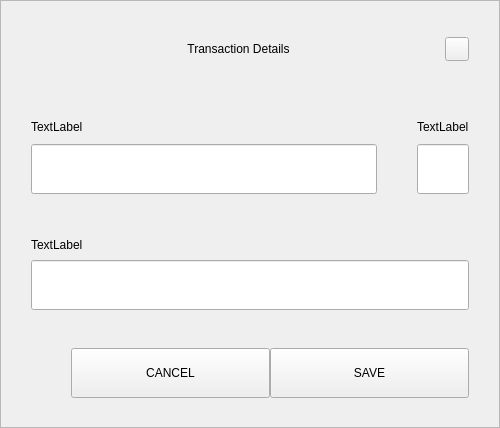
This is src/qt/pivx/settings/forms/settingsmultisenddialog.ui in eons-finance/ALQO as Qt 5 draws it before an edit. The edited form follows.
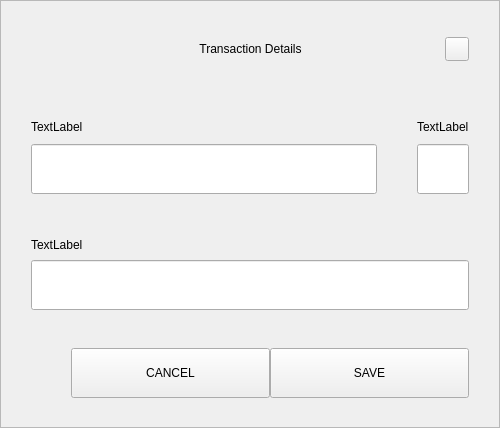
This is the edited form.

Patch:
```diff
--- a/src/qt/pivx/settings/forms/settingsmultisenddialog.ui
+++ b/src/qt/pivx/settings/forms/settingsmultisenddialog.ui
@@ -13,9 +13,6 @@
   <property name="windowTitle">
    <string>Form</string>
   </property>
-  <property name="styleSheet">
-   <string notr="true">color: rgb(0, 0, 0);</string>
-  </property>
   <layout class="QVBoxLayout" name="verticalLayout_3">
    <property name="spacing">
     <number>0</number>
@@ -35,7 +32,7 @@
    <item>
     <widget class="QFrame" name="frame">
      <property name="styleSheet">
-      <string notr="true">color: rgb(0, 0, 0);</string>
+      <string notr="true"/>
      </property>
      <property name="frameShape">
       <enum>QFrame::StyledPanel</enum>
@@ -92,7 +89,7 @@
            </size>
           </property>
           <property name="styleSheet">
-           <string notr="true">color: rgb(0, 0, 0);</string>
+           <string notr="true">padding-left:24px;</string>
           </property>
           <property name="text">
            <string>Transaction Details</string>
```
Left out of the diff: 15 changed lines with no effect on the pictures.
